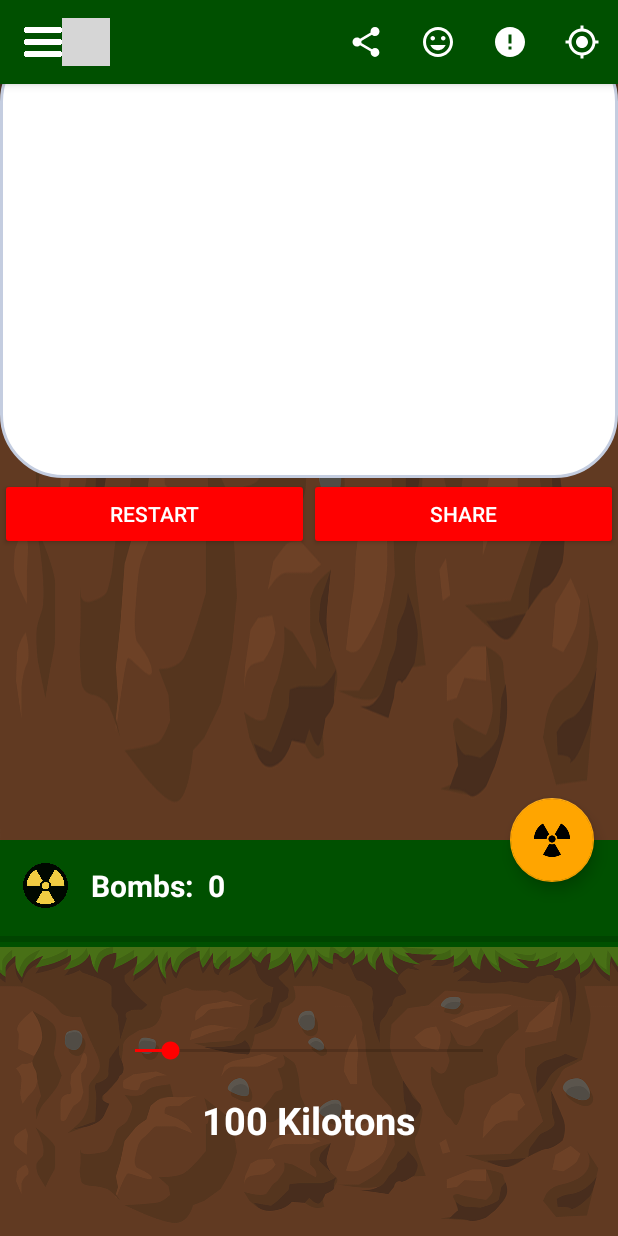
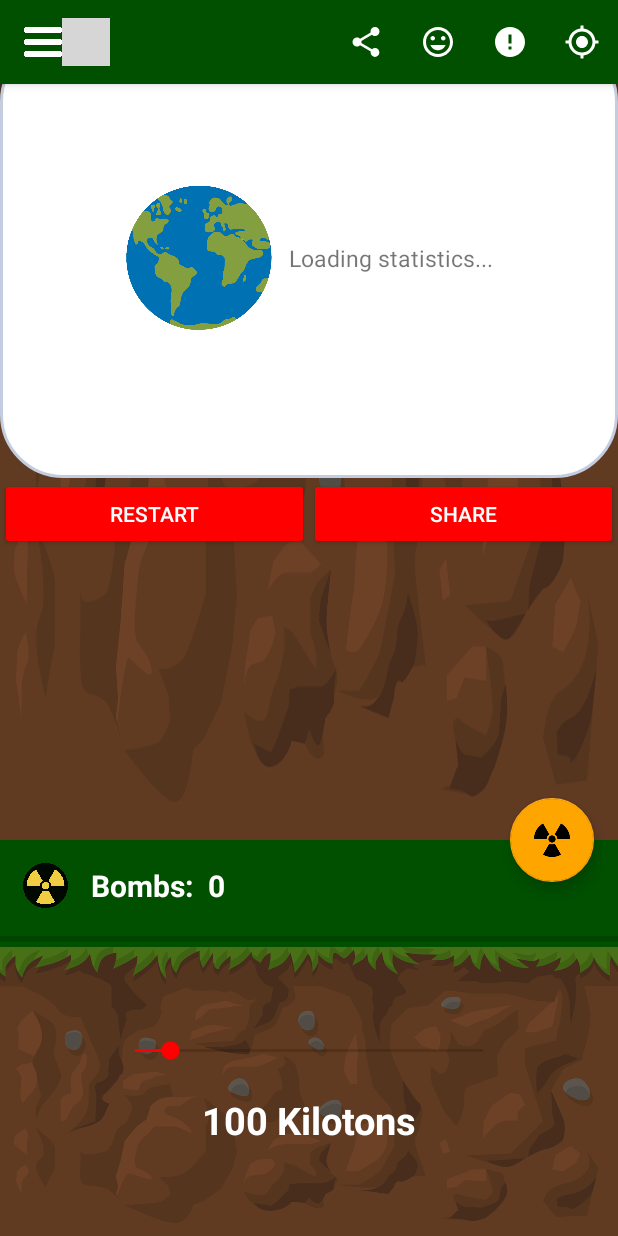
Before and after one commit to NickitaX/Atomic-Bomb-Simulator, an Android app: the fragment ResultFragment placed in its activity, after a tap on "RESTART", on a phone screen of 412 x 824 dp. Run offline under Robolectric (Android 15) with nearby library versions, the phone set to English and light mode, and no system bars; our stand-ins replace EventBus, Firebase (no records; nobody signed in at launch, a user with empty details on screens opened directly); libraries missing offline, so code that uses them is left out: com.daimajia.androidanimations, com.facebook.share, com.google.maps.android, com.special, com.victor.loading; plain views replace LikeView, NewtonCradleLoading; 14 statements that could not run were skipped; grey boxes are pictures that could not be loaded.

Commit message:
ResultFragment logic is done

```diff
--- /dev/null
+++ b/app/src/main/java/nickita/gq/atomicbombsimulator/callbacks/OnReady.java
@@ -0,0 +1,8 @@
+package nickita.gq.atomicbombsimulator.callbacks;
+
+/**
+ * Created by admin on 19/7/17.
+ */
+public interface OnReady<T> {
+    void ready(T result);
+}
--- a/app/src/main/java/nickita/gq/atomicbombsimulator/fragments/BombConfigurationFragment.java
+++ b/app/src/main/java/nickita/gq/atomicbombsimulator/fragments/BombConfigurationFragment.java
@@ -39,6 +39,8 @@ public class BombConfigurationFragment extends Fragment {
         }
     }
 
+
+
     private void setUpSeekBar() {
         SeekBar seekBar = (SeekBar) mView.findViewById(R.id.seek_bar_configuration);
         mIndicator = (TextView) mView.findViewById(R.id.kilotons_indicator);
--- a/app/src/main/java/nickita/gq/atomicbombsimulator/fragments/ResultFragment.java
+++ b/app/src/main/java/nickita/gq/atomicbombsimulator/fragments/ResultFragment.java
@@ -3,16 +3,23 @@ package nickita.gq.atomicbombsimulator.fragments;
 import android.app.Fragment;
 import android.os.Bundle;
 import android.support.annotation.Nullable;
+import android.util.Log;
 import android.view.LayoutInflater;
 import android.view.View;
 import android.view.ViewGroup;
 import android.widget.Button;
+import android.widget.TextView;
 
 import org.greenrobot.eventbus.EventBus;
+import org.greenrobot.eventbus.Subscribe;
+import org.greenrobot.eventbus.ThreadMode;
 
 import nickita.gq.atomicbombsimulator.R;
+import nickita.gq.atomicbombsimulator.callbacks.OnReady;
 import nickita.gq.atomicbombsimulator.model.Bomb;
+import nickita.gq.atomicbombsimulator.model.BombedPlace;
 import nickita.gq.atomicbombsimulator.model.EventMessage;
+import nickita.gq.atomicbombsimulator.utils.Statistics;
 import nickita.gq.atomicbombsimulator.utils.Values;
 
 /**
@@ -20,6 +27,26 @@ import nickita.gq.atomicbombsimulator.utils.Values;
  */
 public class ResultFragment extends Fragment {
     private View mView;
+    private TextView mAchievementText;
+
+    @Subscribe(threadMode = ThreadMode.MAIN, sticky = true)
+    public void onMessageEvent(EventMessage event) {
+        switch (event.getType()) {
+            case Values.SHOW_ACHIEVEMENT: {
+                final BombedPlace bp = (BombedPlace) event.getValue();
+                Log.d("RESULT_FRAGMENT", "RECEIVED BOMB FROM "+bp.getmBombedByCountry());
+                Statistics.bobmbsDroppedByCountry(bp.getmBombedByCountry(), new OnReady<Integer>() {
+                    @Override
+                    public void ready(Integer result) {
+                        mAchievementText.setText(
+                                bp.getmBombedByCountry() + " is proudly participated in nuclear war. There have been " + result + " bombs launched from this territory"
+                        );
+                    }
+                });
+                break;
+            }
+        }
+    }
 
     @Nullable
     @Override
@@ -30,6 +57,8 @@ public class ResultFragment extends Fragment {
     }
 
     private void initialize() {
+        EventBus.getDefault().register(this);
+        mAchievementText = (TextView) mView.findViewById(R.id.achievement_text);
         Button closeResultsButton = (Button) mView.findViewById(R.id.close_results_button);
         closeResultsButton.setOnClickListener(new View.OnClickListener() {
             @Override
--- a/app/src/main/java/nickita/gq/atomicbombsimulator/utils/Values.java
+++ b/app/src/main/java/nickita/gq/atomicbombsimulator/utils/Values.java
@@ -11,6 +11,7 @@ public class Values {
     public final static int SHOW_RESULT = 2;
     public final static int DROP_ANOTHER = 3;
     public final static int ASK_GPS = 4;
+    public final static int SHOW_ACHIEVEMENT = 5;
 
     public final static String WARNING_SNACKBAR_CANNOT_DEFINE_LOCATION = "We couldn't define your location. Please try again!";
     public final static String WARNING_SNACKBAR_SHOULD_DROP_PIN_FIRST = "You should drop a bomb target pin on map first!";
--- a/app/src/main/res/layout/result_fragment_layout.xml
+++ b/app/src/main/res/layout/result_fragment_layout.xml
@@ -3,24 +3,36 @@
     android:layout_width="match_parent"
     android:layout_height="match_parent"
     android:background="@drawable/soil"
-    android:weightSum="1"
-    android:orientation="vertical">
+    android:orientation="vertical"
+    android:weightSum="1">
 
     <LinearLayout
-        android:layout_weight="0.5"
         android:layout_width="match_parent"
         android:layout_height="100dp"
+        android:layout_marginTop="25dp"
+        android:gravity="center"
+        android:layout_weight="0.5"
         android:background="@drawable/result_window_shape"
-        android:layout_marginTop="25dp"
-        android:orientation="horizontal"
-        >
+        android:orientation="horizontal">
 
+        <ImageView
+            android:layout_width="100dp"
+            android:layout_height="100dp"
+            android:src="@drawable/earth" />
+
+        <TextView
+            android:id="@+id/achievement_text"
+            android:textSize="15sp"
+            android:text="Loading statistics..."
+            android:paddingLeft="10dp"
+            android:layout_width="wrap_content"
+            android:layout_height="wrap_content" />
     </LinearLayout>
 
     <LinearLayout
-        android:layout_weight="0.5"
         android:layout_width="match_parent"
         android:layout_height="wrap_content"
+        android:layout_weight="0.5"
         android:orientation="horizontal"
         android:weightSum="1">
 
```
Also changed, not shown: app/src/main/java/nickita/gq/atomicbombsimulator/fragments/MapFragment.java (+11 -6 lines), app/src/main/java/nickita/gq/atomicbombsimulator/utils/Statistics.java (added, +33 -0 lines), app/src/main/res/drawable/earth.png (added), 17 other files.
